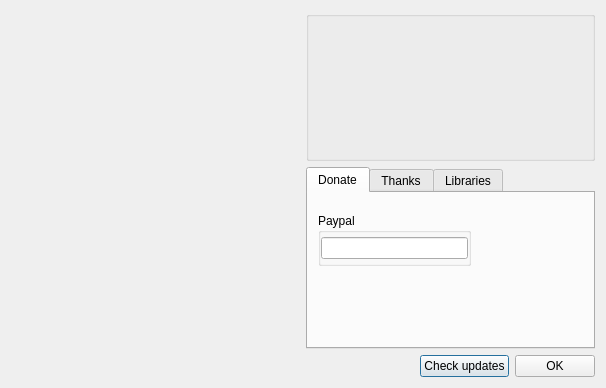
Old version of the form gui_source/dialogabout.ui in the repository horsicq/DIE-engine.
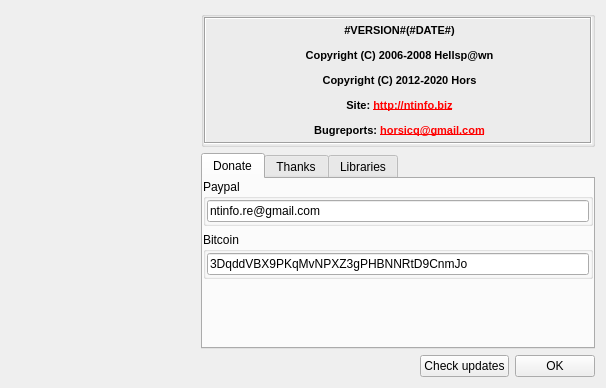
New version of the form. The open tabs and pages were chosen to show the change. Icons and pictures are not drawn.

The edit to the form file:
```diff
--- a/gui_source/dialogabout.ui
+++ b/gui_source/dialogabout.ui
@@ -58,57 +58,255 @@
        <property name="title">
         <string/>
        </property>
+       <layout class="QVBoxLayout" name="verticalLayout_3">
+        <property name="leftMargin">
+         <number>0</number>
+        </property>
+        <property name="topMargin">
+         <number>0</number>
+        </property>
+        <property name="rightMargin">
+         <number>0</number>
+        </property>
+        <property name="bottomMargin">
+         <number>0</number>
+        </property>
+        <item>
+         <widget class="QLabel" name="labelInfo">
+          <property name="font">
+           <font>
+            <pointsize>10</pointsize>
+           </font>
+          </property>
+          <property name="frameShape">
+           <enum>QFrame::Box</enum>
+          </property>
+          <property name="frameShadow">
+           <enum>QFrame::Sunken</enum>
+          </property>
+          <property name="text">
+           <string notr="true">&lt;html&gt;&lt;head/&gt;&lt;body&gt;&lt;p align=&quot;center&quot;&gt;&lt;span style=&quot; font-size:8pt; font-weight:600;&quot;&gt;#VERSION#(#DATE#)&lt;/span&gt;&lt;/p&gt;&lt;p align=&quot;center&quot;&gt;&lt;span style=&quot; font-size:8pt; font-weight:600;&quot;&gt;Copyright (C) 2006-2008 Hellsp@wn&lt;/span&gt;&lt;/p&gt;&lt;p align=&quot;center&quot;&gt;&lt;span style=&quot; font-size:8pt; font-weight:600;&quot;&gt;Copyright (C) 2012-2020 Hors&lt;/span&gt;&lt;/p&gt;&lt;p align=&quot;center&quot;&gt;&lt;span style=&quot; font-size:8pt; font-weight:600;&quot;&gt;Site: &lt;/span&gt;&lt;a href=&quot;http://ntinfo.biz&quot;&gt;&lt;span style=&quot; font-size:8pt; font-weight:600; text-decoration: underline; color:#ff0000;&quot;&gt;http://ntinfo.biz&lt;/span&gt;&lt;/a&gt;&lt;/p&gt;&lt;p align=&quot;center&quot;&gt;&lt;span style=&quot; font-size:8pt; font-weight:600;&quot;&gt;Bugreports: &lt;/span&gt;&lt;a href=&quot;mailto:horsicq@gmail.com&quot;&gt;&lt;span style=&quot; font-size:8pt; font-weight:600; text-decoration: underline; color:#ff0000;&quot;&gt;horsicq@gmail.com&lt;/span&gt;&lt;/a&gt;&lt;/p&gt;&lt;/body&gt;&lt;/html&gt;</string>
+          </property>
+          <property name="openExternalLinks">
+           <bool>true</bool>
+          </property>
+         </widget>
+        </item>
+       </layout>
       </widget>
      </item>
      <item>
       <widget class="QTabWidget" name="tabWidgetAbout">
        <property name="currentIndex">
-        <number>0</number>
+        <number>2</number>
        </property>
        <widget class="QWidget" name="tabDonate">
         <attribute name="title">
          <string>Donate</string>
         </attribute>
-        <widget class="QGroupBox" name="groupBoxPaypal">
-         <property name="geometry">
-          <rect>
-           <x>10</x>
-           <y>20</y>
-           <width>153</width>
-           <height>53</height>
-          </rect>
+        <layout class="QVBoxLayout" name="verticalLayout_2">
+         <property name="leftMargin">
+          <number>0</number>
          </property>
-         <property name="title">
-          <string notr="true">Paypal</string>
+         <property name="topMargin">
+          <number>0</number>
          </property>
-         <layout class="QVBoxLayout" name="verticalLayout_2">
-          <property name="leftMargin">
-           <number>0</number>
-          </property>
-          <property name="topMargin">
-           <number>0</number>
-          </property>
-          <property name="rightMargin">
-           <number>0</number>
-          </property>
-          <property name="bottomMargin">
-           <number>0</number>
-          </property>
-          <item>
-           <widget class="QLineEdit" name="lineEditPaypal"/>
-          </item>
-         </layout>
-        </widget>
+         <property name="rightMargin">
+          <number>0</number>
+         </property>
+         <property name="bottomMargin">
+          <number>0</number>
+         </property>
+         <item>
+          <widget class="QGroupBox" name="groupBoxPayPal">
+           <property name="title">
+            <string notr="true">Paypal</string>
+           </property>
+           <layout class="QVBoxLayout" name="verticalLayout_6">
+            <property name="spacing">
+             <number>1</number>
+            </property>
+            <property name="leftMargin">
+             <number>1</number>
+            </property>
+            <property name="topMargin">
+             <number>1</number>
+            </property>
+            <property name="rightMargin">
+             <number>1</number>
+            </property>
+            <property name="bottomMargin">
+             <number>1</number>
+            </property>
+            <item>
+             <widget class="QLineEdit" name="lineEdit">
+              <property name="enabled">
+               <bool>true</bool>
+              </property>
+              <property name="text">
+               <string>ntinfo.re@gmail.com</string>
+              </property>
+              <property name="readOnly">
+               <bool>true</bool>
+              </property>
+              <property name="placeholderText">
+               <string notr="true"/>
+              </property>
+             </widget>
+            </item>
+           </layout>
+          </widget>
+         </item>
+         <item>
+          <widget class="QGroupBox" name="groupBoxPayPal_2">
+           <property name="title">
+            <string notr="true">Bitcoin</string>
+           </property>
+           <layout class="QVBoxLayout" name="verticalLayout_5">
+            <property name="spacing">
+             <number>1</number>
+            </property>
+            <property name="leftMargin">
+             <number>1</number>
+            </property>
+            <property name="topMargin">
+             <number>1</number>
+            </property>
+            <property name="rightMargin">
+             <number>1</number>
+            </property>
+            <property name="bottomMargin">
+             <number>1</number>
+            </property>
+            <item>
+             <widget class="QLineEdit" name="lineEdit_2">
+              <property name="enabled">
+               <bool>true</bool>
+              </property>
+              <property name="text">
+               <string>3DqddVBX9PKqMvNPXZ3gPHBNNRtD9CnmJo</string>
+              </property>
+              <property name="readOnly">
+               <bool>true</bool>
+              </property>
+              <property name="placeholderText">
+               <string notr="true"/>
+              </property>
+             </widget>
+            </item>
+           </layout>
+          </widget>
+         </item>
+         <item>
+          <spacer name="verticalSpacer">
+           <property name="orientation">
+            <enum>Qt::Vertical</enum>
+           </property>
+           <property name="sizeHint" stdset="0">
+            <size>
+             <width>20</width>
+             <height>66</height>
+            </size>
+           </property>
+          </spacer>
+         </item>
+        </layout>
        </widget>
        <widget class="QWidget" name="tabThanks">
         <attribute name="title">
          <string>Thanks</string>
         </attribute>
+        <layout class="QHBoxLayout" name="horizontalLayout_3">
+         <property name="leftMargin">
+          <number>0</number>
+         </property>
+         <property name="topMargin">
+          <number>0</number>
+         </property>
+         <property name="rightMargin">
+          <number>0</number>
+         </property>
+         <property name="bottomMargin">
+          <number>0</number>
+         </property>
+         <item>
+          <widget class="QListWidget" name="listWidgetThanks">
+           <property name="maximumSize">
+            <size>
+             <width>16777215</width>
+             <height>128</height>
+            </size>
+           </property>
+          </widget>
+         </item>
+         <item>
+          <widget class="QPushButton" name="pushButtonAvatar">
+           <property name="minimumSize">
+            <size>
+             <width>128</width>
+             <height>128</height>
+            </size>
+           </property>
+           <property name="maximumSize">
+            <size>
+             <width>128</width>
+             <height>128</height>
+            </size>
+           </property>
+           <property name="styleSheet">
+            <string notr="true">border-style: solid;
+border-width:1px;
+border-radius:50px;</string>
+           </property>
+           <property name="text">
+            <string/>
+           </property>
+           <property name="flat">
+            <bool>true</bool>
+           </property>
+          </widget>
+         </item>
+        </layout>
        </widget>
        <widget class="QWidget" name="tabLibraries">
         <attribute name="title">
          <string>Libraries</string>
         </attribute>
+        <layout class="QVBoxLayout" name="verticalLayout_4">
+         <property name="leftMargin">
+          <number>0</number>
+         </property>
+         <property name="topMargin">
+          <number>0</number>
+         </property>
+         <property name="rightMargin">
+          <number>0</number>
+         </property>
+         <property name="bottomMargin">
+          <number>0</number>
+         </property>
+         <item>
+          <widget class="QLabel" name="labelComponents">
+           <property name="font">
+            <font>
+             <pointsize>10</pointsize>
+            </font>
+           </property>
+           <property name="frameShape">
+            <enum>QFrame::Box</enum>
+           </property>
+           <property name="frameShadow">
+            <enum>QFrame::Sunken</enum>
+           </property>
+           <property name="text">
+            <string notr="true">&lt;html&gt;&lt;head/&gt;&lt;body&gt;&lt;p align=&quot;center&quot;&gt;&lt;span style=&quot; font-size:8pt; font-weight:600;&quot;&gt;QT Library #QT_VERSION# &lt;/span&gt;&lt;a href=&quot;http://qt-project.org&quot;&gt;&lt;span style=&quot; font-size:8pt; font-weight:600; text-decoration: underline; color:#ff0000;&quot;&gt;http://qt-project.org&lt;/span&gt;&lt;/a&gt;&lt;/p&gt;&lt;p align=&quot;center&quot;&gt;&lt;span style=&quot; font-size:8pt; font-weight:600;&quot;&gt;QWT Library #QWT_VERSION# &lt;/span&gt;&lt;a href=&quot; http://qwt.sourceforge.net&quot;&gt;&lt;span style=&quot; font-size:8pt; font-weight:600; text-decoration: underline; color:#ff0000;&quot;&gt;http://qwt.sourceforge.net&lt;/span&gt;&lt;/a&gt;&lt;/p&gt;&lt;/body&gt;&lt;/html&gt;</string>
+           </property>
+           <property name="openExternalLinks">
+            <bool>true</bool>
+           </property>
+          </widget>
+         </item>
+        </layout>
        </widget>
       </widget>
      </item>
```
